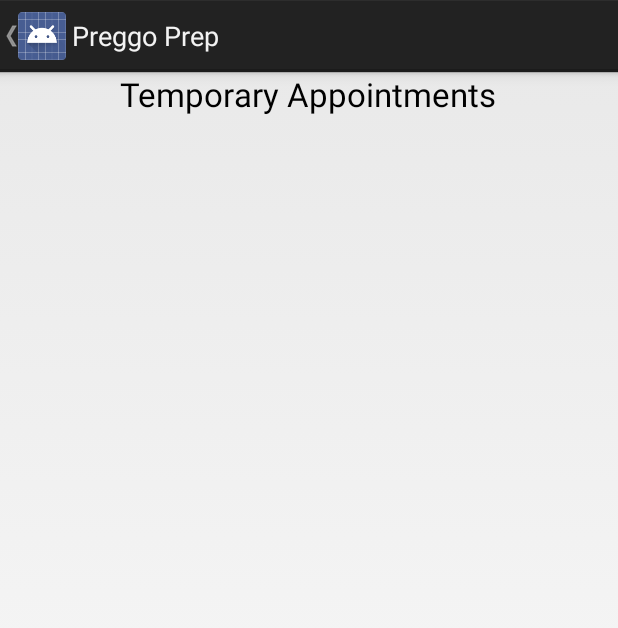
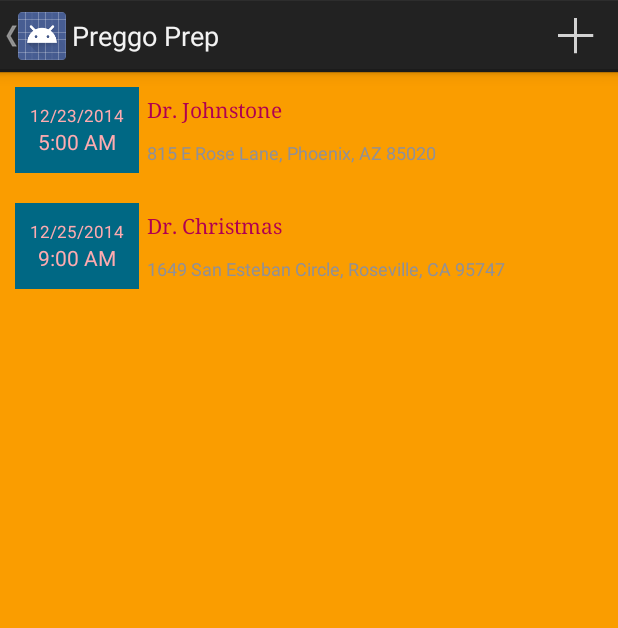
Before and after one commit to b67416/apd2, an Android app: the screen it shows after launch (MainActivity), after a tap on "Preggo Prep", on a phone screen of 412 x 824 dp. Shown: the top 628 px of the screen. Run offline under Robolectric (Android 15) with nearby library versions, the phone set to English and light mode, and no system bars; 3 statements that could not run were skipped.

Commit message:
added contractions and appointments

```diff
--- a/PreggoPrep/app/src/main/AndroidManifest.xml
+++ b/PreggoPrep/app/src/main/AndroidManifest.xml
@@ -9,7 +9,8 @@
         android:theme="@style/AppTheme" >
         <activity
             android:name=".MainActivity"
-            android:label="@string/app_name" >
+            android:label="@string/app_name"
+            android:screenOrientation="sensorPortrait">
             <intent-filter>
                 <action android:name="android.intent.action.MAIN" />
 
--- a/PreggoPrep/app/src/main/java/com/ryanwahle/preggoprep/AppointmentsFragment.java
+++ b/PreggoPrep/app/src/main/java/com/ryanwahle/preggoprep/AppointmentsFragment.java
@@ -1,31 +1,22 @@
 package com.ryanwahle.preggoprep;
 
 import android.app.Activity;
-import android.app.Fragment;
+import android.app.ListFragment;
 import android.os.Bundle;
+import android.util.Log;
 import android.view.LayoutInflater;
+import android.view.Menu;
+import android.view.MenuInflater;
 import android.view.View;
 import android.view.ViewGroup;
+import android.widget.SimpleAdapter;
 
-/**
- * Created by ryanwahle on 8/13/14.
- */
-public class AppointmentsFragment extends Fragment {
+import java.util.ArrayList;
+import java.util.HashMap;
 
-    /**
-     * A placeholder fragment containing a simple view.
-     */
-
-        /**
-         * The fragment argument representing the section number for this
-         * fragment.
-         */
+public class AppointmentsFragment extends ListFragment {
     private static final String ARG_SECTION_NUMBER = "section_number";
 
-        /**
-         * Returns a new instance of this fragment for the given section
-         * number.
-         */
     public static AppointmentsFragment newInstance(int sectionNumber) {
         AppointmentsFragment fragment = new AppointmentsFragment();
         Bundle args = new Bundle();
@@ -34,23 +25,50 @@ public class AppointmentsFragment extends Fragment {
         return fragment;
     }
 
-        public AppointmentsFragment() {
-        }
+    public AppointmentsFragment() {        }
 
     @Override
-        public View onCreateView(LayoutInflater inflater, ViewGroup container,
-                                 Bundle savedInstanceState) {
+    public View onCreateView(LayoutInflater inflater, ViewGroup container, Bundle savedInstanceState) {
         View rootView = inflater.inflate(R.layout.fragment_appointments, container, false);
+
+        setHasOptionsMenu(true);
+
+        ArrayList<HashMap<String, String>> appointmentsArrayList = new ArrayList<HashMap<String, String>>();
+
+        HashMap<String, String> appointmentHashMap = new HashMap<String, String>();
+        appointmentHashMap.put("date", "12/23/2014");
+        appointmentHashMap.put("time", "5:00 AM");
+        appointmentHashMap.put("doctor_name", "Dr. Johnstone");
+        appointmentHashMap.put("location", "815 E Rose Lane, Phoenix, AZ 85020");
+        appointmentsArrayList.add(appointmentHashMap);
+
+        appointmentHashMap = new HashMap<String, String>();
+        appointmentHashMap.put("date", "12/25/2014");
+        appointmentHashMap.put("time", "9:00 AM");
+        appointmentHashMap.put("doctor_name", "Dr. Christmas");
+        appointmentHashMap.put("location", "1649 San Esteban Circle, Roseville, CA 95747");
+        appointmentsArrayList.add(appointmentHashMap);
+
+        String[] mapFrom = { "date", "time", "doctor_name", "location" };
+        int[] mapTo = { R.id.appointments_textViewDate, R.id.appointments_textViewTime, R.id.appointments_textViewDoctorName, R.id.appointments_textViewLocation };
+
+        SimpleAdapter adapter = new SimpleAdapter(getActivity().getBaseContext(), appointmentsArrayList, R.layout.fragment_appointments_listview_item, mapFrom, mapTo);
+
+        setListAdapter(adapter);
+
         return rootView;
     }
 
     @Override
     public void onAttach(Activity activity) {
         super.onAttach(activity);
-            ((MainActivity) activity).onSectionAttached(
-                    getArguments().getInt(ARG_SECTION_NUMBER));
+        ((MainActivity) activity).onSectionAttached(getArguments().getInt(ARG_SECTION_NUMBER));
     }
 
-
-
+    // Inflate Action Bar Items
+    @Override
+    public void onCreateOptionsMenu(Menu menu, MenuInflater inflater) {
+        Log.v("appointmentsfragment", "on menu created");
+        inflater.inflate(R.menu.fragment_appointments, menu);
     }
+}
--- a/PreggoPrep/app/src/main/res/layout/fragment_appointments.xml
+++ b/PreggoPrep/app/src/main/res/layout/fragment_appointments.xml
@@ -1,14 +1,25 @@
 <?xml version="1.0" encoding="utf-8"?>
-
 <LinearLayout xmlns:android="http://schemas.android.com/apk/res/android"
-    android:orientation="vertical" android:layout_width="match_parent"
+    android:orientation="vertical"
+    android:layout_width="match_parent"
     android:layout_height="match_parent">
 
-    <TextView
-        android:layout_width="wrap_content"
-        android:layout_height="wrap_content"
-        android:textAppearance="?android:attr/textAppearanceLarge"
-        android:text="Temporary Appointments"
-        android:id="@+id/textView"
-        android:layout_gravity="center_horizontal" />
+    <ListView android:id="@id/android:list"
+        android:layout_width="match_parent"
+        android:layout_height="0dp"
+        android:background="#fa9d00"
+        android:layout_weight="1"
+        android:drawSelectorOnTop="false"
+        android:choiceMode="none"
+        android:divider="@null" />
+
+    <TextView android:id="@id/android:empty"
+        android:layout_width="match_parent"
+        android:layout_height="match_parent"
+        android:text="No Appointments"
+        android:background="#fa9d00"
+        android:textColor="#b00051"
+        android:typeface="sans"
+        android:textSize="27sp"
+        android:gravity="center_vertical|center_horizontal" />
 </LinearLayout>
--- /dev/null
+++ b/PreggoPrep/app/src/main/res/layout/fragment_appointments_listview_item.xml
@@ -0,0 +1,65 @@
+<?xml version="1.0" encoding="utf-8"?>
+
+<LinearLayout xmlns:android="http://schemas.android.com/apk/res/android"
+    android:orientation="horizontal" android:layout_width="match_parent"
+    android:layout_height="match_parent"
+    android:weightSum="1"
+    android:padding="10dp">
+
+    <LinearLayout
+        android:layout_width="wrap_content"
+        android:layout_height="fill_parent"
+        android:orientation="vertical"
+        android:background="#006884"
+        android:padding="10dp"
+        android:gravity="center_vertical|center_horizontal">
+
+
+        <TextView
+            android:layout_width="wrap_content"
+            android:layout_height="wrap_content"
+            android:text="Date"
+            android:id="@+id/appointments_textViewDate"
+            android:textSize="11sp"
+            android:layout_gravity="center_horizontal"
+            android:typeface="sans"
+            android:textColor="#feabb0" />
+
+        <TextView
+            android:layout_width="wrap_content"
+            android:layout_height="wrap_content"
+            android:text="Time"
+            android:id="@+id/appointments_textViewTime"
+            android:layout_gravity="center_horizontal"
+            android:typeface="sans"
+            android:textColor="#feabb0" />
+    </LinearLayout>
+
+    <LinearLayout
+        android:layout_width="fill_parent"
+        android:layout_height="fill_parent"
+        android:orientation="vertical">
+
+
+        <TextView
+            android:layout_width="wrap_content"
+            android:layout_height="wrap_content"
+            android:text="Doctor Name"
+            android:textColor="#b00051"
+            android:id="@+id/appointments_textViewDoctorName"
+            android:layout_margin="5dp"
+            android:typeface="serif" />
+
+        <TextView
+            android:layout_width="wrap_content"
+            android:layout_height="wrap_content"
+            android:text="Location"
+            android:textColorLink="#b00051"
+            android:id="@+id/appointments_textViewLocation"
+            android:layout_margin="5dp"
+            android:autoLink="map"
+            android:typeface="sans"
+            android:textSize="12sp" />
+    </LinearLayout>
+
+</LinearLayout>
--- /dev/null
+++ b/PreggoPrep/app/src/main/res/menu/fragment_appointments.xml
@@ -0,0 +1,9 @@
+<?xml version="1.0" encoding="utf-8"?>
+
+<menu xmlns:android="http://schemas.android.com/apk/res/android">
+    <item
+        android:id="@+id/appointments_add_item"
+        android:icon="@drawable/ic_action_new"
+        android:showAsAction="always"
+        android:title="Add Appointment" />
+</menu>
```
Also changed, not shown: PreggoPrep/app/src/main/java/com/ryanwahle/preggoprep/BloodPressureFragment.java (+26 -4 lines), PreggoPrep/app/src/main/java/com/ryanwahle/preggoprep/ContractionsFragment.java (+67 -16 lines), PreggoPrep/app/src/main/res/layout/dialog_blood_pressure_new_entry.xml (added, +14 -0 lines), PreggoPrep/app/src/main/res/layout/fragment_contractions.xml (+27 -5 lines), 1 other file. Lines whose indentation alone changed are shown as unchanged.
